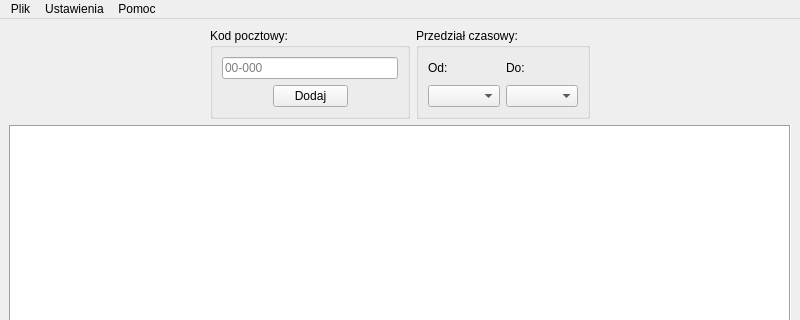
kuba172/Demog, file Ui/main-window.ui: the form before one commit; both pictures show x 0 to 800 and y 0 to 320 of the 800 by 600 pixel window.
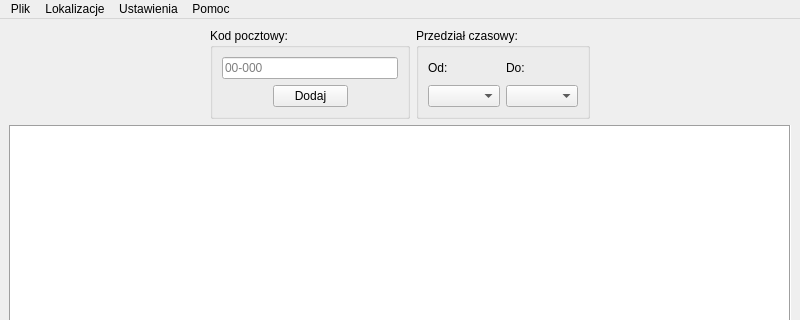
The form after the commit.

Commit message: clean, change main-window ui

```diff
--- a/Ui/main-window.ui
+++ b/Ui/main-window.ui
@@ -228,7 +228,14 @@
     </property>
     <addaction name="action_About_Program"/>
    </widget>
+   <widget class="QMenu" name="menu_Locations">
+    <property name="title">
+     <string>Lokalizacje</string>
+    </property>
+    <addaction name="action_Selected_Locations"/>
+   </widget>
    <addaction name="menu_File"/>
+   <addaction name="menu_Locations"/>
    <addaction name="menu_Settings"/>
    <addaction name="menu_Help"/>
   </widget>
```
Left out of the diff: 34 changed lines with no effect on the pictures. The commit also changes 5 other files.
